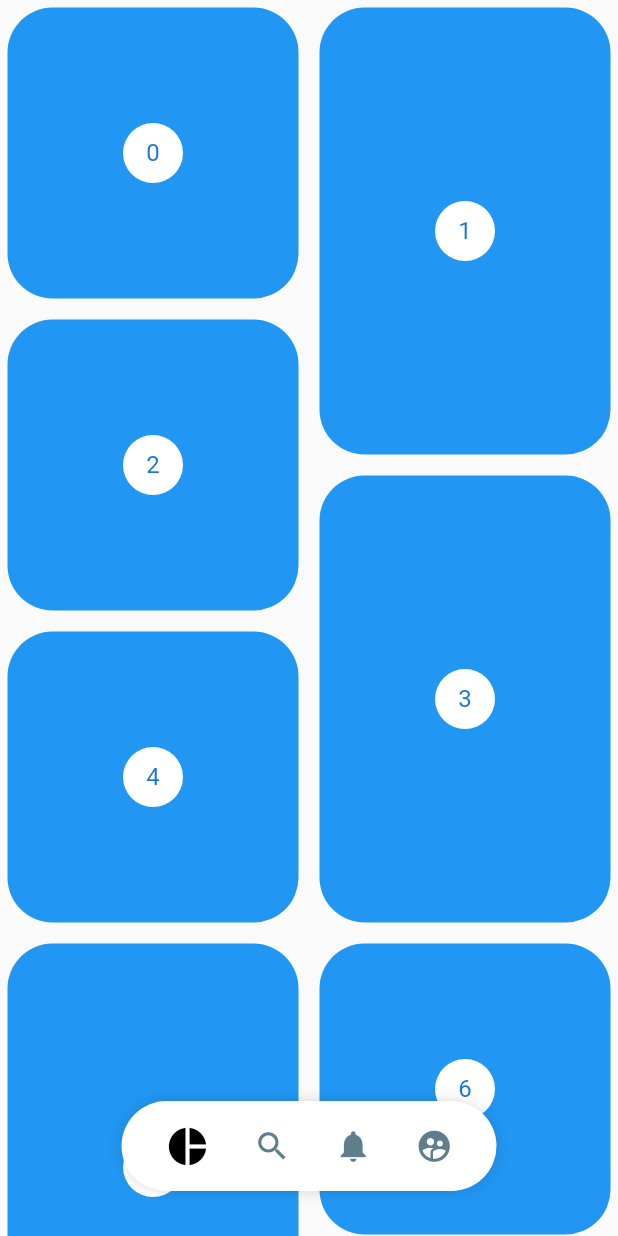
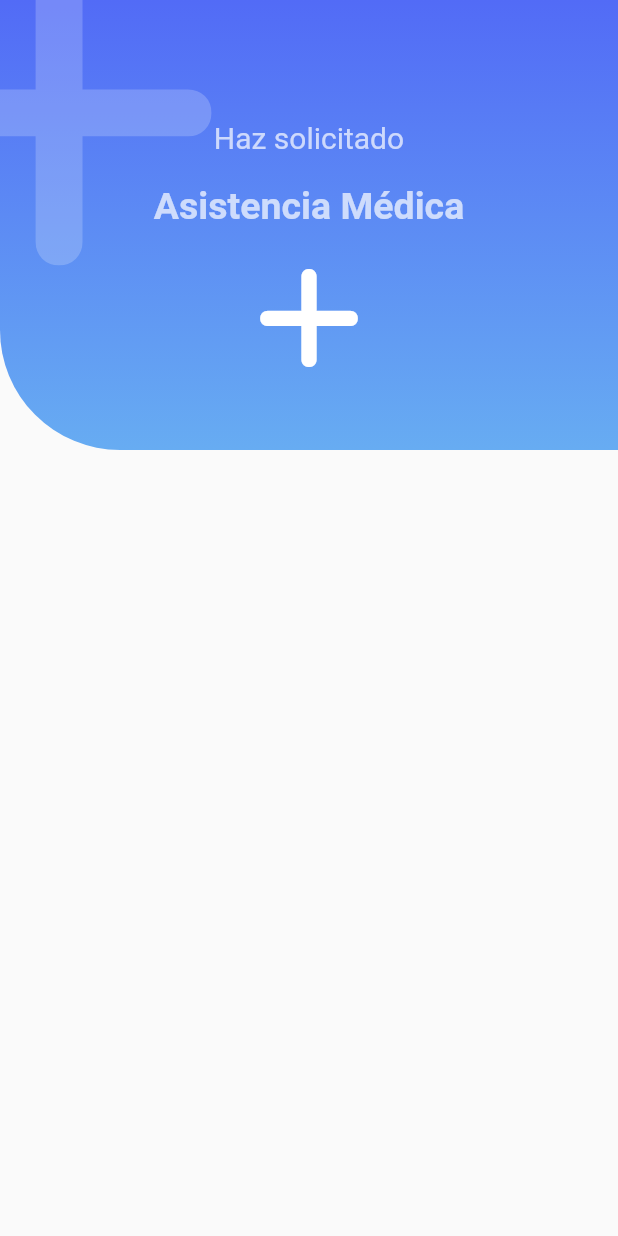
Before and after one commit to irwinet/app_flutter_custom_painter, a Flutter app: the screen it shows after launch, on a phone screen of 412 x 824 dp. Run offline on Flutter 3.47's test engine with Material 2 defaults, Android fonts, the phone set to English and light mode, and no system bars; our stand-ins replace flutter_svg, font_awesome_flutter.

Commit message:
Add header emergency

```diff
--- a/lib/main.dart
+++ b/lib/main.dart
@@ -5,7 +5,8 @@
 // import 'package:app_flutter_custom_painter/retos/cuadro_animado_page.dart';
 // import 'package:app_flutter_custom_painter/pages/headers_page.dart';
 // import 'package:app_flutter_custom_painter/pages/slideshow_page.dart';
-import 'package:app_flutter_custom_painter/pages/pinterest_page.dart';
+// import 'package:app_flutter_custom_painter/pages/pinterest_page.dart';
+import 'package:app_flutter_custom_painter/pages/emergency_page.dart';
 import 'package:flutter/material.dart';
 
 void main() => runApp(const MyApp());
@@ -25,7 +26,8 @@ class MyApp extends StatelessWidget {
       // home: GraficasCircularesPage(),
       // home: SlideShowPage(),
       // home: SlideshowPage(),
-      home: PinterestPage(),
+      // home: PinterestPage(),
+      home: EmergencyPage(),
     );
   }
 }
--- /dev/null
+++ b/lib/pages/emergency_page.dart
@@ -0,0 +1,14 @@
+import 'package:flutter/material.dart';
+
+import '../widgets/headers.dart';
+
+
+class EmergencyPage extends StatelessWidget {
+
+  @override
+  Widget build(BuildContext context) {
+    return Scaffold(
+      body: IconHeader(),
+   );
+  }
+}
--- a/lib/widgets/headers.dart
+++ b/lib/widgets/headers.dart
@@ -1,4 +1,5 @@
 import 'package:flutter/material.dart';
+import 'package:font_awesome_flutter/font_awesome_flutter.dart';
 
 class HeaderCuadrado extends StatelessWidget {
 
@@ -316,3 +317,58 @@ class _HeaderWavesGradientPainter extends CustomPainter {
   }
 
 }
+
+class IconHeader extends StatelessWidget {
+  const IconHeader({super.key});
+
+  @override
+  Widget build(BuildContext context) {
+    final Color colorBlanco = Colors.white.withOpacity(0.7);
+    return Stack(
+      children: [
+        _IconHeaderBackground(),
+        Positioned(
+          top: -50,
+          left: -70,
+          child: FaIcon(FontAwesomeIcons.plus, size: 250, color: Colors.white.withOpacity(0.2),)
+        ),
+        Column(
+          children: [
+            SizedBox(height: 80, width: double.infinity,),
+            Text('Haz solicitado', style: TextStyle(fontSize: 20, color: colorBlanco),),
+            SizedBox(height: 20,),
+            Text('Asistencia Médica', style: TextStyle(fontSize: 25, color: colorBlanco, fontWeight: FontWeight.bold),),
+            SizedBox(height: 20,),
+            FaIcon(FontAwesomeIcons.plus, size: 80, color: Colors.white,)
+          ],
+        )
+      ],
+    );
+  }
+}
+
+class _IconHeaderBackground extends StatelessWidget {
+  const _IconHeaderBackground({
+    super.key,
+  });
+
+  @override
+  Widget build(BuildContext context) {
+    return Container(
+      width: double.infinity,
+      height: 300,
+      decoration: BoxDecoration(
+        color: Colors.red,
+        borderRadius: BorderRadius.only(bottomLeft: Radius.circular(80)),
+        gradient: LinearGradient(
+          begin: Alignment.topCenter,
+          end: Alignment.bottomCenter,
+          colors: <Color>[
+            Color(0xff526BF6),
+            Color(0xff67ACF2)
+          ]
+        )
+      ),
+    );
+  }
+}
--- a/pubspec.yaml
+++ b/pubspec.yaml
@@ -38,6 +38,7 @@ dependencies:
   flutter_svg: ^2.0.7
   provider: ^6.0.5
   flutter_staggered_grid_view: ^0.4.1
+  font_awesome_flutter: ^10.5.0
 
 dev_dependencies:
   flutter_test:
```
Also changed, not shown: pubspec.lock.
